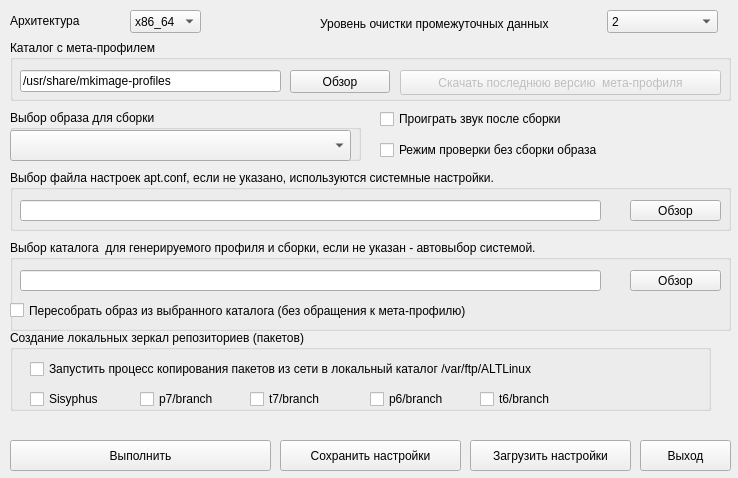
This is mp-gui/mainwindow.ui in 150balbes/mp-gui as Qt 5 draws it before an edit. The edited form follows.
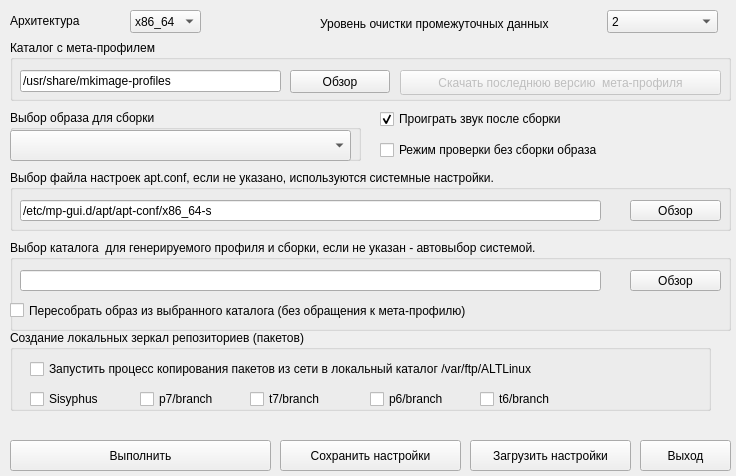
This is the edited form.

```diff
--- a/mp-gui/mainwindow.ui
+++ b/mp-gui/mainwindow.ui
@@ -6,8 +6,8 @@
    <rect>
     <x>0</x>
     <y>0</y>
-    <width>738</width>
-    <height>478</height>
+    <width>736</width>
+    <height>476</height>
    </rect>
   </property>
   <property name="windowTitle">
@@ -176,7 +176,7 @@
       </rect>
      </property>
      <property name="text">
-      <string/>
+      <string>/etc/mp-gui.d/apt/apt-conf/x86_64-s</string>
      </property>
      <property name="readOnly">
       <bool>false</bool>
@@ -433,6 +433,9 @@
     <property name="text">
      <string>Проиграть звук после сборки</string>
     </property>
+    <property name="checked">
+     <bool>true</bool>
+    </property>
    </widget>
   </widget>
  </widget>
```
